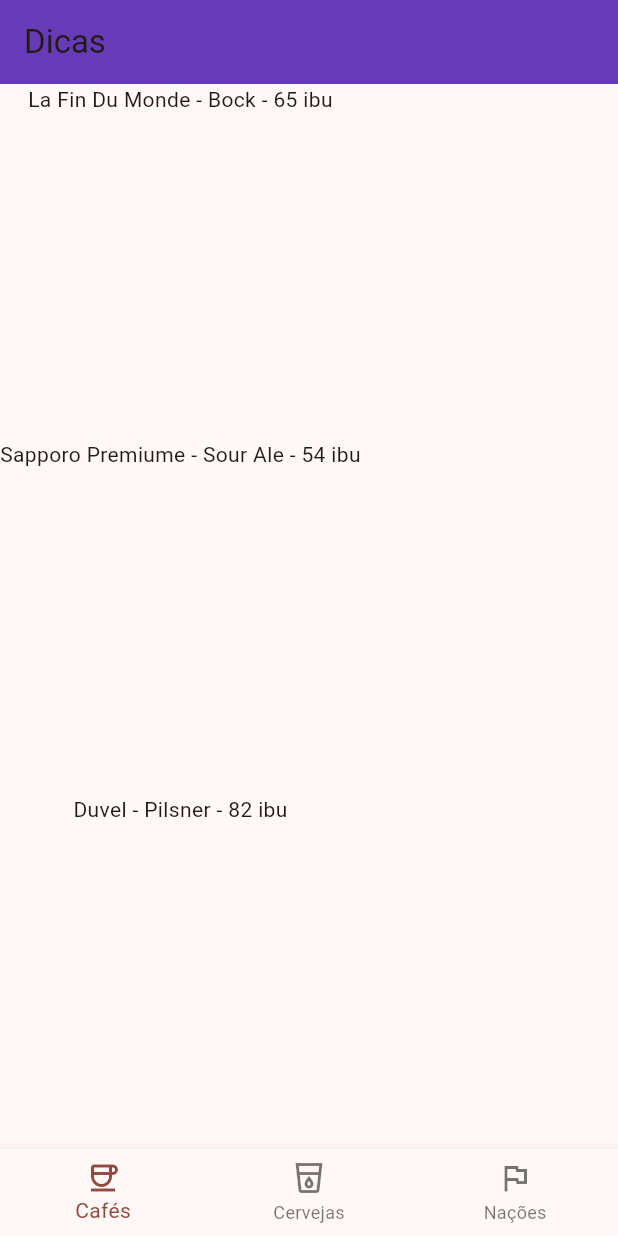
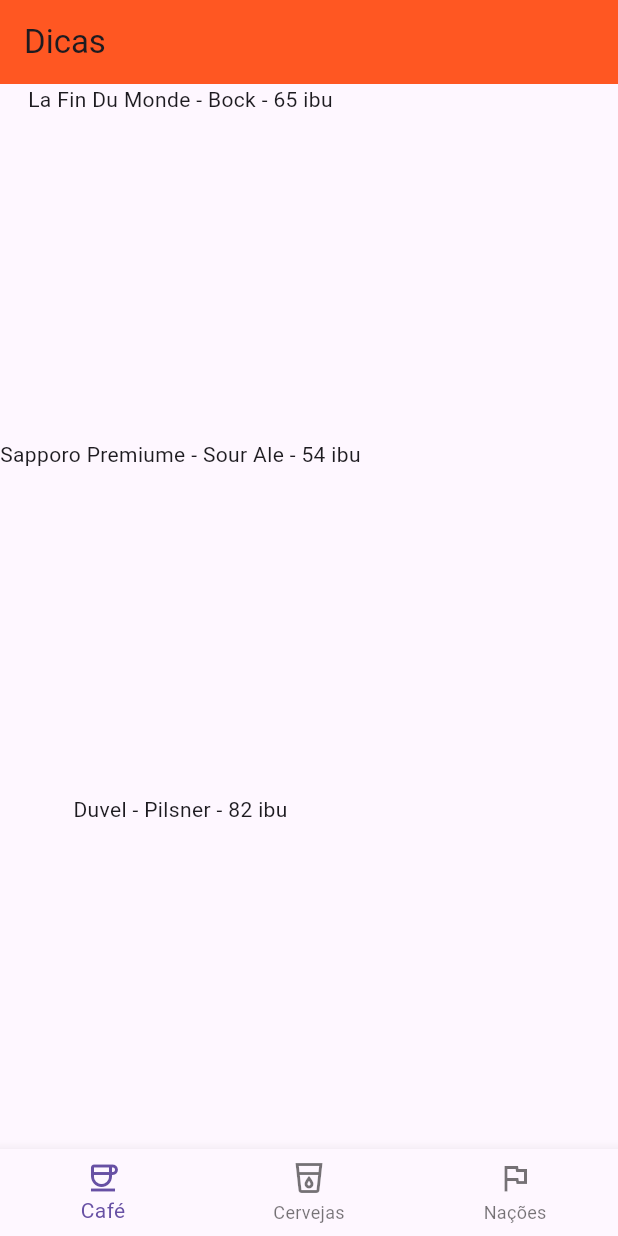
Before and after one commit to Faltrenn/estudos-flutter, a Flutter app: the screen it shows after launch, on a phone screen of 412 x 824 dp. Run offline on Flutter 3.47's test engine with Material 3 defaults, Android fonts, the phone set to English and light mode, and no system bars; our stand-ins replace transparent_image.

Commit message:
add: Recipe 3

```diff
--- a/lib/main.dart
+++ b/lib/main.dart
@@ -1,6 +1,7 @@
 import 'package:flutter/material.dart';
 import "package:teste/pages/recipe1-3.dart";
 import "package:teste/pages/recipe2.dart";
+import "package:teste/pages/recipe3.dart";
 import "pages/recipe1.dart";
 import "pages/recipe1-2.dart";
 
@@ -10,6 +11,7 @@ void main() {
     const Rcp1_2(),
     const Rcp1_3(),
 		const Rcp2(),
+		const Rcp3(),
   ];
-  runApp(recipes[3]);
+  runApp(recipes[4]);
 }
--- a/lib/pages/recipe2.dart
+++ b/lib/pages/recipe2.dart
@@ -32,6 +32,7 @@ class MyNavItems extends StatelessWidget {
     Drink("Cafés", Icon(Icons.coffee_outlined)),
     Drink("Cervejas", Icon(Icons.local_drink_outlined)),
     Drink("Nações", Icon(Icons.flag_outlined)),
+    Drink("Nações", Icon(Icons.flag_outlined)),
   ];
 
   @override
--- /dev/null
+++ b/lib/pages/recipe3.dart
@@ -0,0 +1,75 @@
+import 'dart:developer';
+
+import 'package:flutter/material.dart';
+
+class Rcp3 extends StatelessWidget {
+  const Rcp3({super.key});
+
+  @override
+  Widget build(BuildContext context) {
+    return MaterialApp(
+      theme: ThemeData(
+        appBarTheme: const AppBarTheme(
+          backgroundColor: Colors.deepOrange,
+        ),
+      ),
+      debugShowCheckedModeBanner: false,
+      home: Scaffold(
+        appBar: MyAppBar(),
+        body: DataBodyWidget(
+          objects: const [
+            "La Fin Du Monde - Bock - 65 ibu",
+            "Sapporo Premiume - Sour Ale - 54 ibu",
+            "Duvel - Pilsner - 82 ibu",
+          ],
+        ),
+        bottomNavigationBar: NewNavBar(
+          drinks: [
+            Drink("Café", const Icon(Icons.coffee_outlined)),
+            Drink("Cervejas", const Icon(Icons.local_drink_outlined)),
+            Drink("Nações", const Icon(Icons.flag_outlined)),
+          ],
+        ),
+      ),
+    );
+  }
+}
+
+class MyAppBar extends AppBar {
+  MyAppBar({super.key}) : super(title: const Text("Dicas"));
+}
+
+class Drink {
+  String label;
+  Icon icon;
+  Drink(this.label, this.icon);
+}
+
+class NewNavBar extends StatelessWidget {
+  List<Drink> drinks;
+  NewNavBar({super.key, this.drinks = const []});
+
+  void botaoFoiTocado(int index) {
+    log("Tocaram no botão $index");
+  }
+
+  @override
+  Widget build(BuildContext context) {
+    return BottomNavigationBar(
+      onTap: botaoFoiTocado,
+      items: drinks
+          .map((e) => BottomNavigationBarItem(icon: e.icon, label: e.label))
+          .toList(),
+    );
+  }
+}
+
+class DataBodyWidget extends StatelessWidget {
+  List<String> objects;
+  DataBodyWidget({super.key, this.objects = const []});
+  @override
+  Widget build(BuildContext context) {
+    return Column(
+        children: objects.map((e) => Expanded(child: Text(e))).toList());
+  }
+}
```
